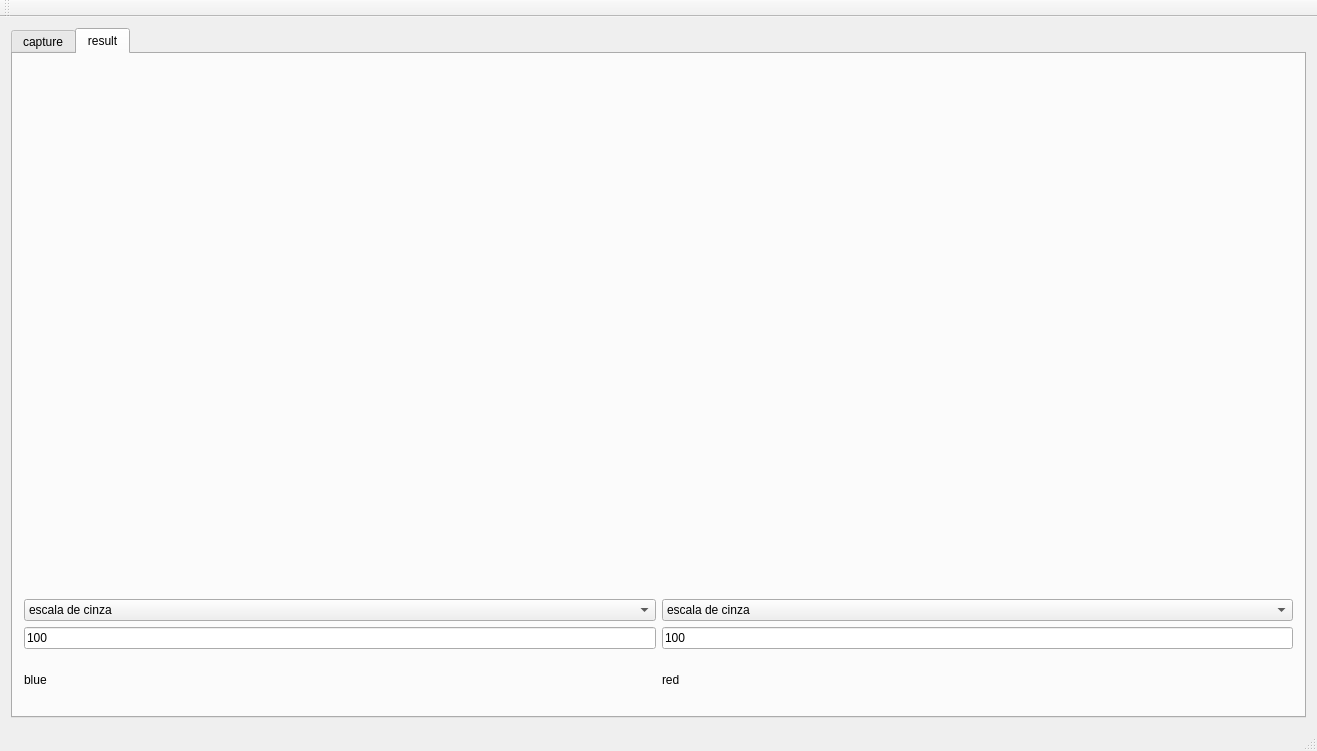
Before: the Qt Designer form Software-Qt/mainwindow.ui in EngineeringLibrary/BCN3D, drawn with Qt 5.
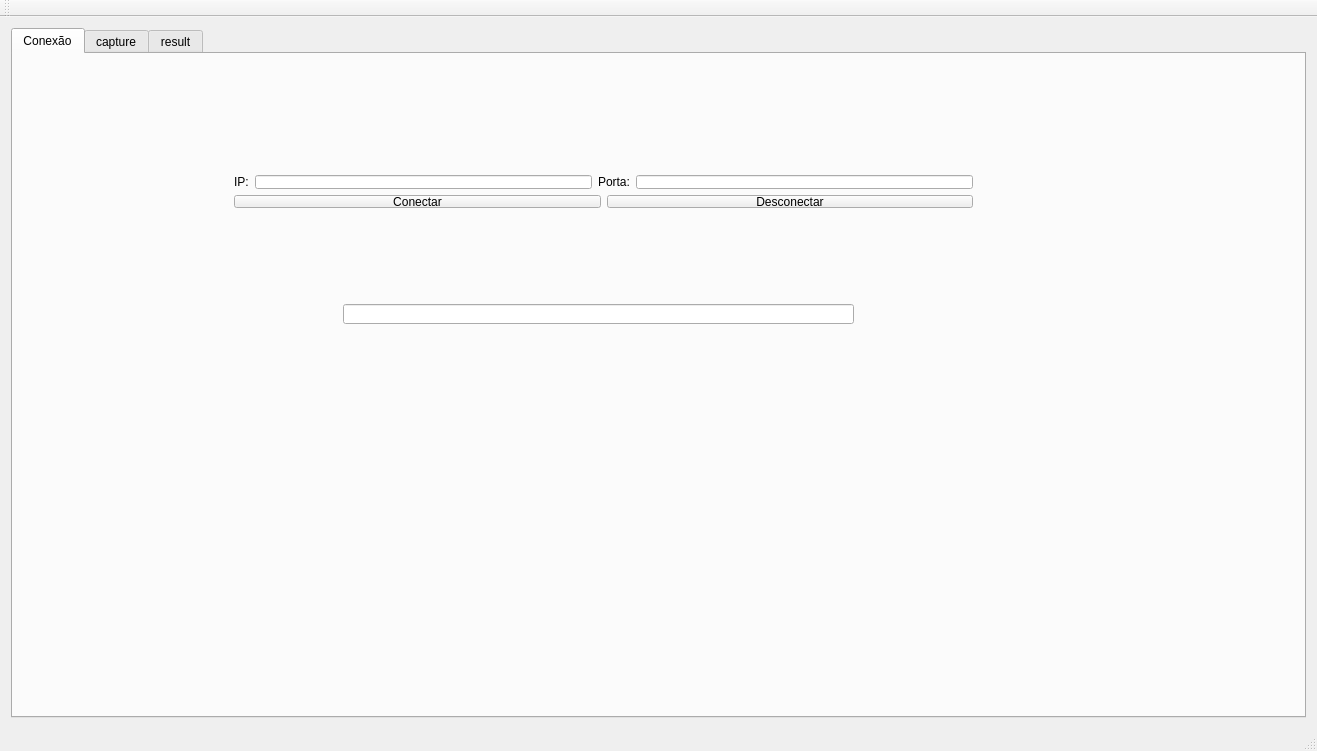
After: the same form once the commit is applied.

Patch:
```diff
--- a/Software-Qt/mainwindow.ui
+++ b/Software-Qt/mainwindow.ui
@@ -18,8 +18,113 @@
     <item>
      <widget class="QTabWidget" name="result">
       <property name="currentIndex">
-       <number>1</number>
+       <number>0</number>
       </property>
+      <widget class="QWidget" name="tab_3">
+       <attribute name="title">
+        <string>Conexão</string>
+       </attribute>
+       <widget class="QWidget" name="layoutWidget_2">
+        <property name="geometry">
+         <rect>
+          <x>210</x>
+          <y>110</y>
+          <width>761</width>
+          <height>55</height>
+         </rect>
+        </property>
+        <layout class="QVBoxLayout" name="verticalLayout_3">
+         <item>
+          <layout class="QHBoxLayout" name="horizontalLayout">
+           <item>
+            <widget class="QLabel" name="label_IP">
+             <property name="text">
+              <string>IP:</string>
+             </property>
+            </widget>
+           </item>
+           <item>
+            <widget class="QLineEdit" name="lineEdit_IP"/>
+           </item>
+           <item>
+            <widget class="QLabel" name="label_Port">
+             <property name="text">
+              <string>Porta:</string>
+             </property>
+            </widget>
+           </item>
+           <item>
+            <widget class="QLineEdit" name="lineEdit_Port"/>
+           </item>
+          </layout>
+         </item>
+         <item>
+          <layout class="QHBoxLayout" name="horizontalLayout_3">
+           <item>
+            <widget class="QPushButton" name="pushButtonConnect">
+             <property name="text">
+              <string>Conectar</string>
+             </property>
+            </widget>
+           </item>
+           <item>
+            <widget class="QPushButton" name="pushButton_Disconnect">
+             <property name="text">
+              <string>Desconectar</string>
+             </property>
+            </widget>
+           </item>
+          </layout>
+         </item>
+        </layout>
+       </widget>
+       <widget class="QWidget" name="widget" native="true">
+        <property name="geometry">
+         <rect>
+          <x>280</x>
+          <y>220</y>
+          <width>601</width>
+          <height>81</height>
+         </rect>
+        </property>
+        <widget class="QLabel" name="label_SliderEsq">
+         <property name="geometry">
+          <rect>
+           <x>50</x>
+           <y>240</y>
+           <width>47</width>
+           <height>13</height>
+          </rect>
+         </property>
+         <property name="text">
+          <string/>
+         </property>
+        </widget>
+        <widget class="QLabel" name="label_SliderDir">
+         <property name="geometry">
+          <rect>
+           <x>320</x>
+           <y>240</y>
+           <width>47</width>
+           <height>13</height>
+          </rect>
+         </property>
+         <property name="text">
+          <string/>
+         </property>
+        </widget>
+        <widget class="QLineEdit" name="lineEdit">
+         <property name="geometry">
+          <rect>
+           <x>50</x>
+           <y>30</y>
+           <width>511</width>
+           <height>20</height>
+          </rect>
+         </property>
+        </widget>
+       </widget>
+      </widget>
       <widget class="QWidget" name="tab">
        <attribute name="title">
         <string>capture</string>
```
Left out of the diff: 3 changed lines with no effect on the pictures.
